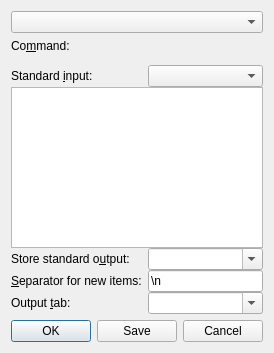
The window that src/ui/actiondialog.ui (hluk/CopyQ) describes before a commit, drawn with Qt 5.
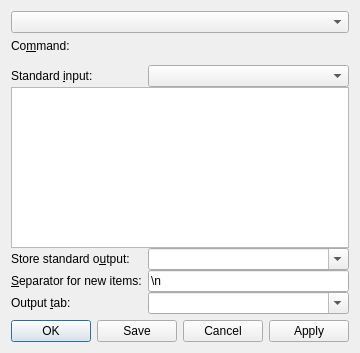
The same window after the commit. Custom widgets are drawn as their Qt base class.

Commit message:
Add Apply button to execute without closing Action dialog
Removes action history compatibility with old version.

Fixes saving and restoring history.

```diff
--- a/src/ui/actiondialog.ui
+++ b/src/ui/actiondialog.ui
@@ -6,7 +6,7 @@
    <rect>
     <x>0</x>
     <y>0</y>
-    <width>263</width>
+    <width>270</width>
     <height>353</height>
    </rect>
   </property>
@@ -145,7 +145,7 @@
       <enum>Qt::Horizontal</enum>
      </property>
      <property name="standardButtons">
-      <set>QDialogButtonBox::Cancel|QDialogButtonBox::Ok|QDialogButtonBox::Save</set>
+      <set>QDialogButtonBox::Apply|QDialogButtonBox::Cancel|QDialogButtonBox::Ok|QDialogButtonBox::Save</set>
      </property>
     </widget>
    </item>
```
The commit also changes 2 other files.
